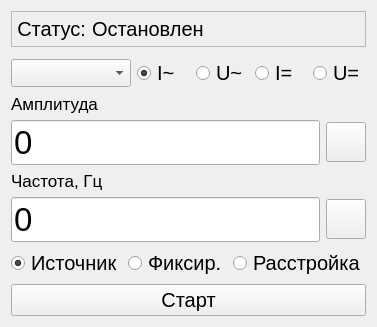
This is ui/source_mode_form.ui in irsural/calibrator_pc as Qt 5 draws it before an edit. The edited form follows.
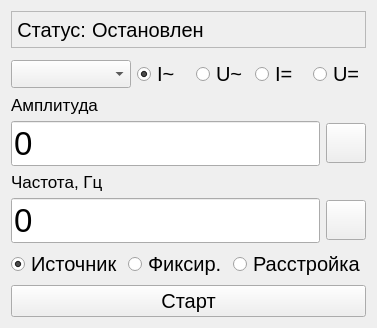
This is the edited form. Icons and pictures are not drawn. Custom widgets are drawn as their Qt base class.

```diff
--- a/ui/source_mode_form.ui
+++ b/ui/source_mode_form.ui
@@ -7,7 +7,7 @@
     <x>0</x>
     <y>0</y>
     <width>362</width>
-    <height>318</height>
+    <height>328</height>
    </rect>
   </property>
   <property name="font">
```
Left out of the diff: 4 changed lines with no effect on the pictures.
